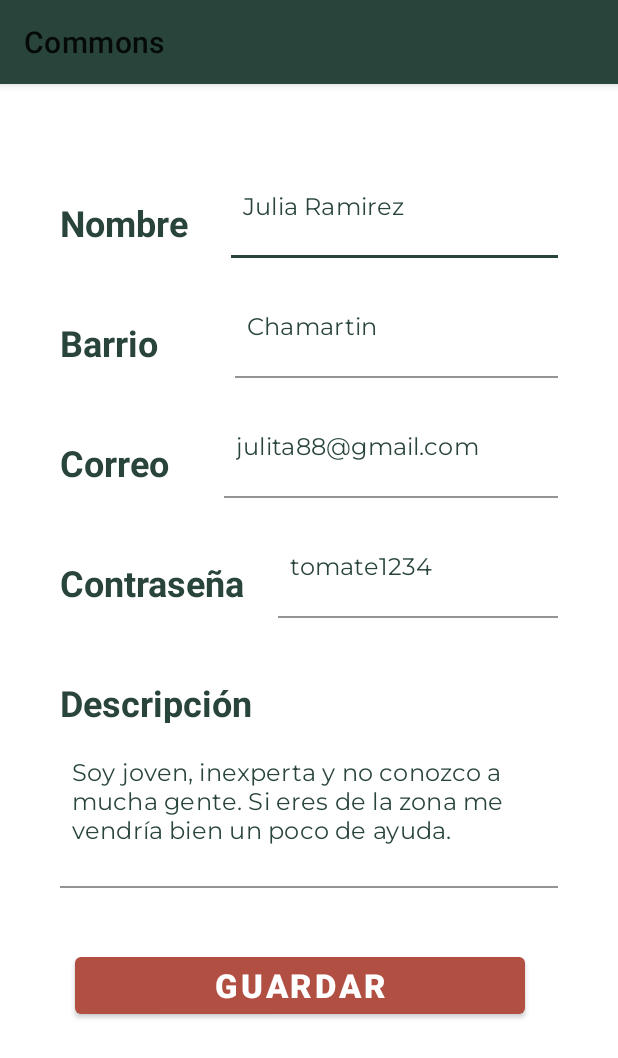
After one commit to alxgarci/commons, an Android app: the fragment EditarPerfilFragment shown on its own in the app's theme, on a phone screen of 412 x 824 dp. The commit adds this screen. Shown: the top 1058 px of the screen. Run offline under Robolectric (Android 15) with nearby library versions, the phone set to English and light mode, and no system bars.

Commit message:
ajustes y editperf Fragments

```diff
--- /dev/null
+++ b/app/src/main/java/com/agmmps/commons/fragments/EditarPerfilFragment.java
@@ -0,0 +1,67 @@
+package com.agmmps.commons.fragments;
+
+import android.os.Bundle;
+
+import androidx.fragment.app.Fragment;
+
+import android.view.LayoutInflater;
+import android.view.View;
+import android.view.ViewGroup;
+import android.widget.EditText;
+
+import com.agmmps.commons.R;
+
+
+public class EditarPerfilFragment extends Fragment {
+
+
+//    private static final String ARG_PARAM1 = "param1";
+//    private static final String ARG_PARAM2 = "param2";
+//
+//    private String mParam1;
+//    private String mParam2;
+
+    EditText etNombre;
+    EditText etBarrio;
+    EditText etCorreo;
+    EditText etPassword;
+    EditText etDescrip;
+
+    public EditarPerfilFragment() {
+
+    }
+
+
+    public static EditarPerfilFragment newInstance() {
+        EditarPerfilFragment fragment = new EditarPerfilFragment();
+        Bundle args = new Bundle();
+//        args.putString(ARG_PARAM1, param1);
+//        args.putString(ARG_PARAM2, param2);
+        fragment.setArguments(args);
+        return fragment;
+    }
+
+    @Override
+    public void onCreate(Bundle savedInstanceState) {
+        super.onCreate(savedInstanceState);
+//        if (getArguments() != null) {
+//            mParam1 = getArguments().getString(ARG_PARAM1);
+//            mParam2 = getArguments().getString(ARG_PARAM2);
+//        }
+    }
+
+    @Override
+    public View onCreateView(LayoutInflater inflater, ViewGroup container,
+                             Bundle savedInstanceState) {
+        View view = inflater.inflate(R.layout.fragment_editar_perfil, container, false);
+
+        etNombre = view.findViewById(R.id.etEditPerfFragNom);
+        etBarrio = view.findViewById(R.id.etEditPerfFragBarrio);
+        etCorreo = view.findViewById(R.id.etEditPerfFragCorreo);
+        etPassword = view.findViewById(R.id.etEditPerfFragPW);
+        etDescrip = view.findViewById(R.id.etEditPerfFragDescrip);
+
+
+        return view;
+    }
+}
--- /dev/null
+++ b/app/src/main/res/layout/fragment_editar_perfil.xml
@@ -0,0 +1,218 @@
+<?xml version="1.0" encoding="utf-8"?>
+<LinearLayout xmlns:android="http://schemas.android.com/apk/res/android"
+    xmlns:tools="http://schemas.android.com/tools"
+    android:layout_width="match_parent"
+    android:layout_height="match_parent"
+    android:orientation="vertical"
+    tools:context=".fragments.EditarPerfilFragment">
+
+    <LinearLayout
+        android:id="@+id/ll1EditPerfFrag"
+        android:layout_width="match_parent"
+        android:layout_height="80dp"
+        android:layout_marginLeft="40dp"
+        android:layout_marginTop="36dp"
+        android:layout_marginRight="40dp"
+        android:orientation="horizontal">
+
+        <TextView
+            android:id="@+id/tvEditPerfFragTitNom"
+            android:layout_width="wrap_content"
+            android:layout_height="match_parent"
+            android:layout_marginTop="40dp"
+            android:layout_weight="1"
+            android:text="Nombre"
+            android:textColor="@color/colorPrimary"
+            android:textSize="24sp"
+            android:textStyle="bold" />
+
+        <com.google.android.material.textfield.TextInputLayout
+            android:id="@+id/lEditPerfFragNom"
+            android:layout_width="wrap_content"
+            android:layout_height="match_parent"
+            android:layout_weight="3">
+
+            <com.google.android.material.textfield.TextInputEditText
+                android:id="@+id/etEditPerfFragNom"
+                android:layout_width="match_parent"
+                android:layout_height="match_parent"
+                android:layout_marginStart="-8dp"
+                android:background="@color/colorTransparent"
+                android:fontFamily="@font/montserrat"
+                android:text="Julia Ramirez"
+                android:textColor="@color/colorPrimary" />
+
+        </com.google.android.material.textfield.TextInputLayout>
+
+    </LinearLayout>
+
+    <LinearLayout
+        android:id="@+id/ll2EditPerfFrag"
+        android:layout_width="match_parent"
+        android:layout_height="80dp"
+        android:layout_marginLeft="40dp"
+        android:layout_marginRight="40dp"
+        android:orientation="horizontal">
+
+        <TextView
+            android:id="@+id/tvEditPerfFragTitBarrio"
+            android:layout_width="wrap_content"
+            android:layout_height="match_parent"
+            android:layout_marginTop="40dp"
+            android:layout_weight="1"
+            android:text="Barrio"
+            android:textColor="@color/colorPrimary"
+            android:textSize="24sp"
+            android:textStyle="bold"/>
+
+        <com.google.android.material.textfield.TextInputLayout
+            android:id="@+id/lEditPerfFragBarrio"
+            android:layout_width="wrap_content"
+            android:layout_height="match_parent"
+            android:layout_weight="2">
+
+            <com.google.android.material.textfield.TextInputEditText
+                android:id="@+id/etEditPerfFragBarrio"
+                android:layout_width="match_parent"
+                android:layout_height="match_parent"
+                android:layout_marginStart="-8dp"
+                android:background="@color/colorTransparent"
+                android:fontFamily="@font/montserrat"
+                android:text="Chamartin"
+                android:textColor="@color/colorPrimary" />
+
+        </com.google.android.material.textfield.TextInputLayout>
+
+    </LinearLayout>
+
+    <LinearLayout
+        android:id="@+id/ll3EditPerfFrag"
+        android:layout_width="match_parent"
+        android:layout_height="80dp"
+        android:layout_marginLeft="40dp"
+        android:layout_marginRight="40dp"
+        android:orientation="horizontal">
+
+        <TextView
+            android:id="@+id/tvEditPerfFragTitCorreo"
+            android:layout_width="wrap_content"
+            android:layout_height="match_parent"
+            android:layout_marginTop="40dp"
+            android:layout_weight="1"
+            android:text="Correo"
+            android:textColor="@color/colorPrimary"
+            android:textSize="24sp"
+            android:textStyle="bold"/>
+
+        <com.google.android.material.textfield.TextInputLayout
+            android:id="@+id/lEditPerfFragCorreo"
+            android:layout_width="wrap_content"
+            android:layout_height="match_parent"
+            android:layout_weight="1">
+
+            <com.google.android.material.textfield.TextInputEditText
+                android:id="@+id/etEditPerfFragCorreo"
+                android:layout_width="match_parent"
+                android:layout_height="match_parent"
+                android:layout_marginStart="-8dp"
+                android:background="@color/colorTransparent"
+                android:fontFamily="@font/montserrat"
+                android:text="julita88@gmail.com"
+                android:textColor="@color/colorPrimary" />
+
+        </com.google.android.material.textfield.TextInputLayout>
+
+    </LinearLayout>
+
+    <LinearLayout
+        android:id="@+id/ll4EditPerfFrag"
+        android:layout_width="match_parent"
+        android:layout_height="80dp"
+        android:layout_marginLeft="40dp"
+        android:layout_marginRight="40dp"
+        android:orientation="horizontal">
+
+        <TextView
+            android:id="@+id/tvEditPerfFragTitPW"
+            android:layout_width="wrap_content"
+            android:layout_height="match_parent"
+            android:layout_marginTop="40dp"
+            android:layout_weight="1"
+            android:text="Contraseña"
+            android:textColor="@color/colorPrimary"
+            android:textSize="24sp"
+            android:textStyle="bold"/>
+
+        <com.google.android.material.textfield.TextInputLayout
+            android:id="@+id/lEditPerfFragPW"
+            android:layout_width="wrap_content"
+            android:layout_height="match_parent"
+            android:layout_weight="3">
+
+            <com.google.android.material.textfield.TextInputEditText
+                android:id="@+id/etEditPerfFragPW"
+                android:layout_width="match_parent"
+                android:layout_height="match_parent"
+                android:layout_marginStart="-8dp"
+                android:background="@color/colorTransparent"
+                android:fontFamily="@font/montserrat"
+                android:text="tomate1234"
+                android:textColor="@color/colorPrimary" />
+
+        </com.google.android.material.textfield.TextInputLayout>
+
+    </LinearLayout>
+
+    <LinearLayout
+        android:id="@+id/ll5EditPerfFrag"
+        android:layout_width="match_parent"
+        android:layout_height="180dp"
+        android:layout_marginLeft="40dp"
+        android:layout_marginRight="40dp"
+        android:orientation="vertical">
+
+        <TextView
+            android:id="@+id/tvEditPerfFragTitDescrip"
+            android:layout_width="wrap_content"
+            android:layout_height="100dp"
+            android:layout_marginTop="40dp"
+            android:layout_weight="1"
+            android:text="Descripción"
+            android:textColor="@color/colorPrimary"
+            android:textSize="24sp"
+            android:textStyle="bold"/>
+
+        <com.google.android.material.textfield.TextInputLayout
+            android:id="@+id/lEditPerfFragDescrip"
+            android:layout_width="wrap_content"
+            android:layout_height="match_parent"
+            android:layout_weight="1"
+            android:layout_marginTop="-16dp">
+
+            <com.google.android.material.textfield.TextInputEditText
+                android:id="@+id/etEditPerfFragDescrip"
+                android:layout_width="match_parent"
+                android:layout_height="match_parent"
+                android:layout_marginStart="-8dp"
+                android:background="@color/colorTransparent"
+                android:fontFamily="@font/montserrat"
+                android:text="@string/tv_fragment_descripcion"
+                android:textColor="@color/colorPrimary" />
+
+        </com.google.android.material.textfield.TextInputLayout>
+
+    </LinearLayout>
+
+    <com.google.android.material.button.MaterialButton
+        android:id="@+id/btnEditPerfFragGuardar"
+        android:layout_width="300dp"
+        android:layout_height="50dp"
+        android:layout_marginTop="40dp"
+        android:layout_marginStart="50dp"
+        android:layout_marginLeft="50dp"
+        android:text="Guardar"
+        android:textSize="22sp"
+        style="@style/ButtonOrange"/>
+
+
+</LinearLayout>
--- a/app/src/main/res/values/strings.xml
+++ b/app/src/main/res/values/strings.xml
@@ -32,4 +32,7 @@
     <string name="btn_fragment_vecinos_busqueda">Buscar</string>
     <string name="btn_fragment_vecinos_filtros">Filtros</string>
     <string name="hint_busqueda">Introduce el nombre del vecino</string>
+    <!-- TODO: Remove or change this placeholder text -->
+    <string name="hello_blank_fragment">Hello blank fragment</string>
+    <string name="tv_fragment_editar_perfil">Editar Perfil</string>
 </resources>
```
Also changed, not shown: app/src/main/AndroidManifest.xml (+7 -6 lines), app/src/main/java/com/agmmps/commons/Ajustes.java (added, +20 -0 lines), app/src/main/java/com/agmmps/commons/fragments/AjustesFragment.java (added, +53 -0 lines), app/src/main/res/layout/activity_ajustes.xml (added, +46 -0 lines), app/src/main/res/layout/fragment_ajustes.xml (added, +42 -0 lines).
